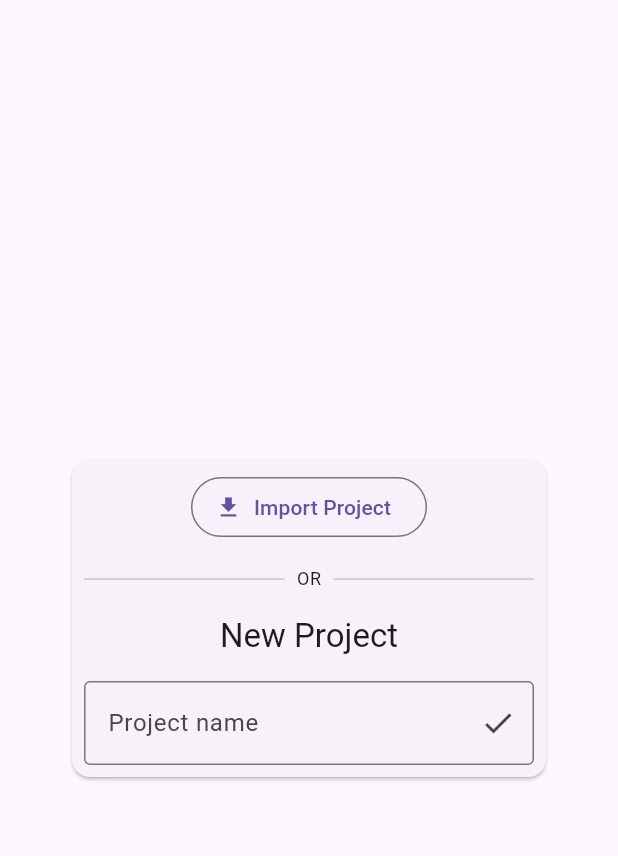
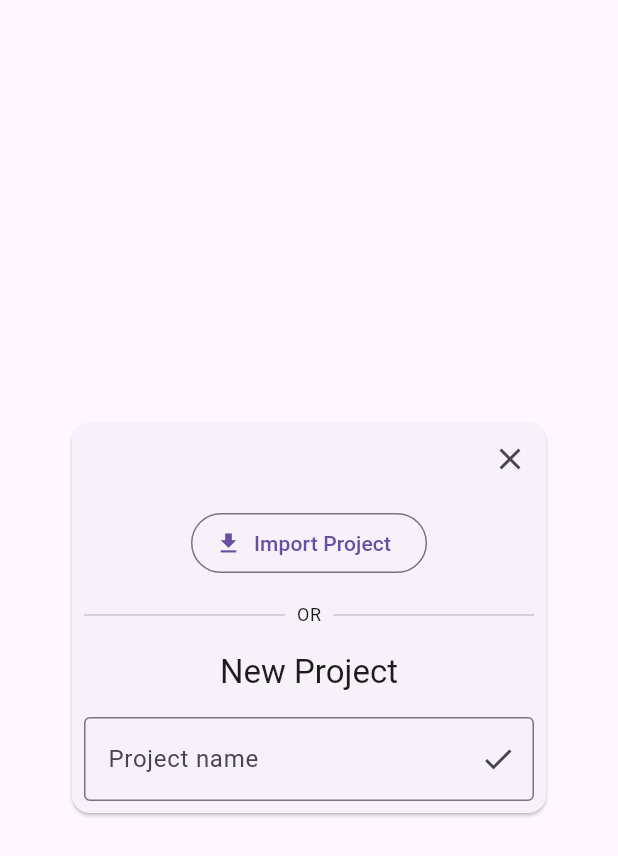
Before and after one commit to dancojocaru2000/logic_circuits_simulator, a Flutter app: the NewProjectDialog widget shown alone on an empty page, opened directly, on a phone screen of 412 x 824 dp. Shown: the top 856 px of the screen. Run offline on Flutter 3.47's test engine with Material 2 defaults, Android fonts, the phone set to English and light mode, and no system bars; our stand-ins replace flutter_hooks, freezed_annotation.

Commit message:
Added close button to new project dialog

```diff
--- a/lib/dialogs/new_project.dart
+++ b/lib/dialogs/new_project.dart
@@ -27,6 +27,16 @@ class NewProjectDialog extends HookWidget {
             crossAxisAlignment: CrossAxisAlignment.stretch,
             mainAxisSize: MainAxisSize.min,
             children: [
+              Align(
+                alignment: Alignment.centerRight,
+                child: IconButton(
+                  icon: const Icon(Icons.close),
+                  tooltip: 'Close',
+                  onPressed: () {
+                    Navigator.of(context).pop();
+                  },
+                ),
+              ),
               Center(
                 child: Padding(
                   padding: const EdgeInsets.all(8.0),
```
